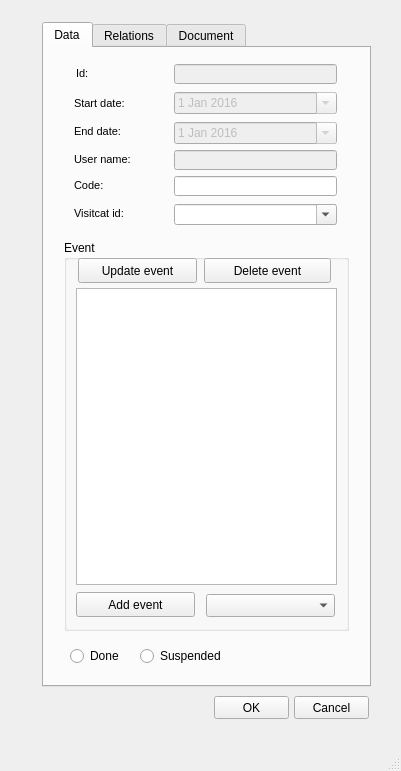
Above: ui/add_visit.ui from Giswater/giswater_qgis_plugin before the change. Below: the same form after it.
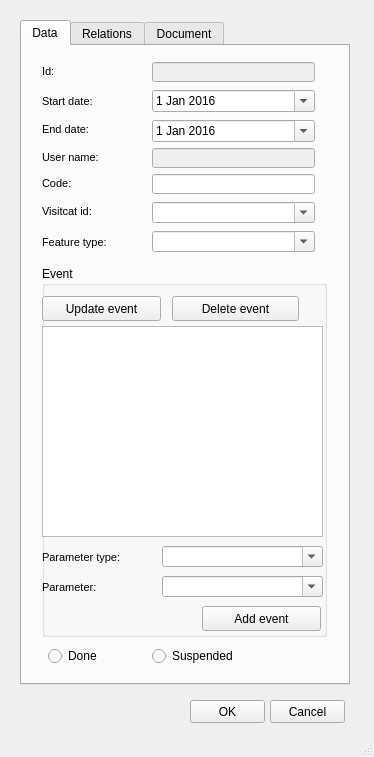
That is the form after the change. Icons and pictures are not drawn.

Diff of the .ui file:
```diff
--- a/ui/add_visit.ui
+++ b/ui/add_visit.ui
@@ -6,8 +6,8 @@
    <rect>
     <x>0</x>
     <y>0</y>
-    <width>401</width>
-    <height>771</height>
+    <width>374</width>
+    <height>757</height>
    </rect>
   </property>
   <property name="windowTitle">
@@ -17,8 +17,8 @@
    <widget class="QPushButton" name="pushButton_2">
     <property name="geometry">
      <rect>
-      <x>214</x>
-      <y>696</y>
+      <x>190</x>
+      <y>700</y>
       <width>75</width>
       <height>23</height>
      </rect>
@@ -30,8 +30,8 @@
    <widget class="QPushButton" name="pushButton_3">
     <property name="geometry">
      <rect>
-      <x>294</x>
-      <y>696</y>
+      <x>270</x>
+      <y>700</y>
       <width>75</width>
       <height>23</height>
      </rect>
@@ -43,9 +43,9 @@
    <widget class="QTabWidget" name="tabWidget">
     <property name="geometry">
      <rect>
-      <x>42</x>
-      <y>22</y>
-      <width>329</width>
+      <x>20</x>
+      <y>20</y>
+      <width>330</width>
       <height>665</height>
      </rect>
     </property>
@@ -75,7 +75,7 @@
      <widget class="QLabel" name="label_node_type_3">
       <property name="geometry">
        <rect>
-        <x>30</x>
+        <x>20</x>
         <y>44</y>
         <width>77</width>
         <height>22</height>
@@ -141,7 +141,7 @@
      </widget>
      <widget class="QDateEdit" name="date_event_from_2">
       <property name="enabled">
-       <bool>false</bool>
+       <bool>true</bool>
       </property>
       <property name="geometry">
        <rect>
@@ -165,7 +165,7 @@
      <widget class="QLabel" name="label_flexunion_code_4">
       <property name="geometry">
        <rect>
-        <x>30</x>
+        <x>20</x>
         <y>154</y>
         <width>67</width>
         <height>22</height>
@@ -218,9 +218,9 @@
       <property name="geometry">
        <rect>
         <x>20</x>
-        <y>192</y>
+        <y>220</y>
         <width>285</width>
-        <height>391</height>
+        <height>371</height>
        </rect>
       </property>
       <property name="title">
@@ -229,8 +229,8 @@
       <widget class="QPushButton" name="pushButton_7">
        <property name="geometry">
         <rect>
-         <x>140</x>
-         <y>18</y>
+         <x>130</x>
+         <y>30</y>
          <width>127</width>
          <height>25</height>
         </rect>
@@ -242,10 +242,10 @@
       <widget class="QTableView" name="tbl_element_2">
        <property name="geometry">
         <rect>
-         <x>12</x>
-         <y>48</y>
-         <width>261</width>
-         <height>297</height>
+         <x>0</x>
+         <y>60</y>
+         <width>281</width>
+         <height>211</height>
         </rect>
        </property>
        <property name="sortingEnabled">
@@ -255,8 +255,8 @@
       <widget class="QPushButton" name="pushButton_6">
        <property name="geometry">
         <rect>
-         <x>14</x>
-         <y>18</y>
+         <x>0</x>
+         <y>30</y>
          <width>119</width>
          <height>25</height>
         </rect>
@@ -268,18 +268,106 @@
       <widget class="QComboBox" name="visitcat_id">
        <property name="geometry">
         <rect>
-         <x>142</x>
-         <y>354</y>
-         <width>129</width>
-         <height>23</height>
+         <x>120</x>
+         <y>310</y>
+         <width>161</width>
+         <height>21</height>
         </rect>
+       </property>
+       <property name="editable">
+        <bool>true</bool>
+       </property>
+      </widget>
+      <widget class="QComboBox" name="om_visit_parameter_parameter_type">
+       <property name="geometry">
+        <rect>
+         <x>120</x>
+         <y>280</y>
+         <width>161</width>
+         <height>21</height>
+        </rect>
+       </property>
+       <property name="editable">
+        <bool>true</bool>
+       </property>
+      </widget>
+      <widget class="QLabel" name="label_flexunion_code_6">
+       <property name="geometry">
+        <rect>
+         <x>0</x>
+         <y>280</y>
+         <width>111</width>
+         <height>22</height>
+        </rect>
+       </property>
+       <property name="font">
+        <font>
+         <pointsize>8</pointsize>
+        </font>
+       </property>
+       <property name="frameShape">
+        <enum>QFrame::NoFrame</enum>
+       </property>
+       <property name="frameShadow">
+        <enum>QFrame::Plain</enum>
+       </property>
+       <property name="text">
+        <string>Parameter type:</string>
+       </property>
+       <property name="textFormat">
+        <enum>Qt::AutoText</enum>
+       </property>
+       <property name="scaledContents">
+        <bool>false</bool>
+       </property>
+       <property name="alignment">
+        <set>Qt::AlignLeading|Qt::AlignLeft|Qt::AlignVCenter</set>
+       </property>
+       <property name="margin">
+        <number>3</number>
+       </property>
+      </widget>
+      <widget class="QLabel" name="label_flexunion_code_7">
+       <property name="geometry">
+        <rect>
+         <x>0</x>
+         <y>310</y>
+         <width>111</width>
+         <height>22</height>
+        </rect>
+       </property>
+       <property name="font">
+        <font>
+         <pointsize>8</pointsize>
+        </font>
+       </property>
+       <property name="frameShape">
+        <enum>QFrame::NoFrame</enum>
+       </property>
+       <property name="frameShadow">
+        <enum>QFrame::Plain</enum>
+       </property>
+       <property name="text">
+        <string>Parameter:</string>
+       </property>
+       <property name="textFormat">
+        <enum>Qt::AutoText</enum>
+       </property>
+       <property name="scaledContents">
+        <bool>false</bool>
+       </property>
+       <property name="alignment">
+        <set>Qt::AlignLeading|Qt::AlignLeft|Qt::AlignVCenter</set>
+       </property>
+       <property name="margin">
+        <number>3</number>
        </property>
       </widget>
       <widget class="QPushButton" name="pushButton_14">
        <property name="geometry">
         <rect>
-         <x>12</x>
-         <y>352</y>
+         <x>160</x>
+         <y>340</y>
          <width>119</width>
          <height>25</height>
         </rect>
@@ -292,8 +380,8 @@
      <widget class="QRadioButton" name="radioButton_2">
       <property name="geometry">
        <rect>
-        <x>96</x>
-        <y>598</y>
+        <x>130</x>
+        <y>600</y>
         <width>105</width>
         <height>20</height>
        </rect>
@@ -304,7 +392,7 @@
      </widget>
      <widget class="QDateEdit" name="date_event_from">
       <property name="enabled">
-       <bool>false</bool>
+       <bool>true</bool>
       </property>
       <property name="geometry">
        <rect>
@@ -328,7 +416,7 @@
      <widget class="QLabel" name="label_node_type_4">
       <property name="geometry">
        <rect>
-        <x>30</x>
+        <x>20</x>
         <y>126</y>
         <width>57</width>
         <height>22</height>
@@ -367,8 +455,8 @@
       <property name="geometry">
        <rect>
         <x>26</x>
-        <y>598</y>
-        <width>59</width>
+        <y>600</y>
+        <width>81</width>
         <height>20</height>
        </rect>
       </property>
@@ -379,7 +467,7 @@
      <widget class="QLabel" name="label_node_type">
       <property name="geometry">
        <rect>
-        <x>32</x>
+        <x>20</x>
         <y>14</y>
         <width>57</width>
         <height>22</height>
@@ -417,7 +505,7 @@
      <widget class="QLabel" name="label_node_type_2">
       <property name="geometry">
        <rect>
-        <x>30</x>
+        <x>20</x>
         <y>72</y>
         <width>63</width>
         <height>22</height>
@@ -455,7 +543,7 @@
      <widget class="QLabel" name="label_node_type_5">
       <property name="geometry">
        <rect>
-        <x>30</x>
+        <x>20</x>
         <y>100</y>
         <width>77</width>
         <height>22</height>
@@ -490,6 +578,55 @@
        <number>3</number>
       </property>
      </widget>
+     <widget class="QComboBox" name="feature_type">
+      <property name="geometry">
+       <rect>
+        <x>130</x>
+        <y>185</y>
+        <width>163</width>
+        <height>21</height>
+       </rect>
+      </property>
+      <property name="editable">
+       <bool>true</bool>
+      </property>
+     </widget>
+     <widget class="QLabel" name="label_flexunion_code_5">
+      <property name="geometry">
+       <rect>
+        <x>20</x>
+        <y>185</y>
+        <width>81</width>
+        <height>22</height>
+       </rect>
+      </property>
+      <property name="font">
+       <font>
+        <pointsize>8</pointsize>
+       </font>
+      </property>
+      <property name="frameShape">
+       <enum>QFrame::NoFrame</enum>
+      </property>
+      <property name="frameShadow">
+       <enum>QFrame::Plain</enum>
+      </property>
+      <property name="text">
+       <string>Feature type:</string>
+      </property>
+      <property name="textFormat">
+       <enum>Qt::AutoText</enum>
+      </property>
+      <property name="scaledContents">
+       <bool>false</bool>
+      </property>
+      <property name="alignment">
+       <set>Qt::AlignLeading|Qt::AlignLeft|Qt::AlignVCenter</set>
+      </property>
+      <property name="margin">
+       <number>3</number>
+      </property>
+     </widget>
     </widget>
     <widget class="QWidget" name="N">
      <attribute name="title">
```
Left out of the diff: 52 changed lines with no effect on the pictures.
